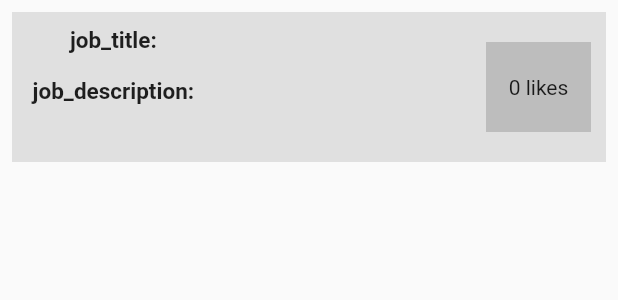
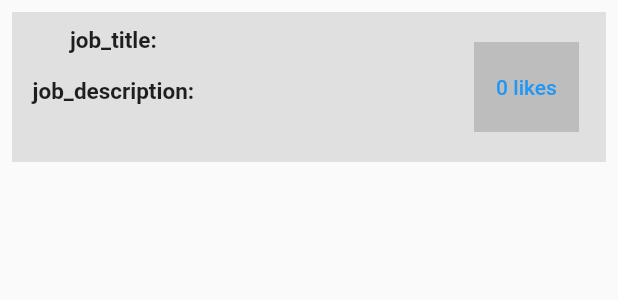
Before and after one commit to Yassin-H-Rassul/Flutter-Job-Board-App, a Flutter app: what jobCard() shows on an empty page, opened directly with empty values, on a phone screen of 412 x 824 dp. Shown: the top 300 px of the screen. Run offline on Flutter 3.47's test engine with Material 2 defaults, Android fonts, the light colour scheme and no system bars; our stand-ins replace cloud_firestore, firebase_auth, firebase_core; accounts and stored records are empty.

Commit message:
added button of likes

```diff
--- a/lib/Job_Board/jobDetail.dart
+++ b/lib/Job_Board/jobDetail.dart
@@ -1,5 +1,6 @@
 import 'package:flutter/material.dart';
 import 'package:team_game_job_board/models/model.dart';
+import 'package:team_game_job_board/services/firebase_helper.dart';
 
 class jobCard extends StatelessWidget {
   final ModelJob theCurrentJob;
@@ -36,13 +37,18 @@ class jobCard extends StatelessWidget {
                     )
                   ],
                 ),
-                Container(
+                TextButton(
+                  onPressed: () {
+                    FirebaseHelper _firebaseHelper = FirebaseHelper();
+                  },
+                  child: Container(
                     height: 60,
                     width: 70,
                     color: Colors.grey[400],
                     child: Align(
                       child: Text("${theCurrentJob.numberOfLikes} likes"),
                       alignment: Alignment.center,
+                    ),
                   ),
                 ),
               ],
```
Also changed, not shown: lib/screens/homescreen.dart (+4 -4 lines). Lines whose indentation alone changed are shown as unchanged.
